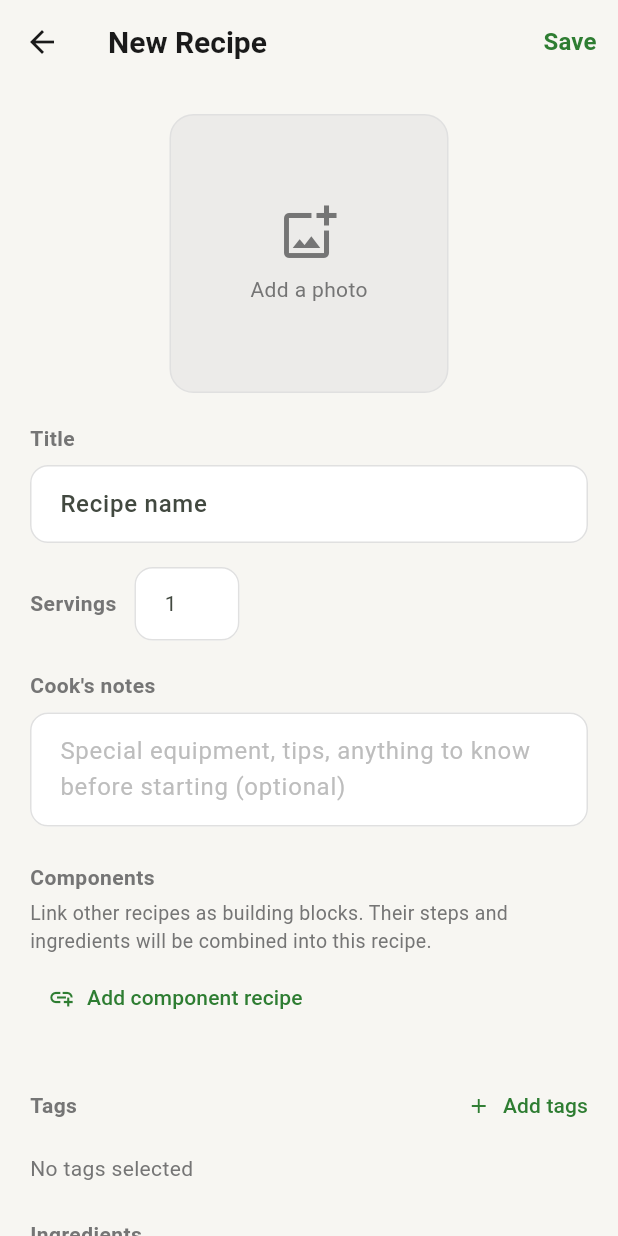
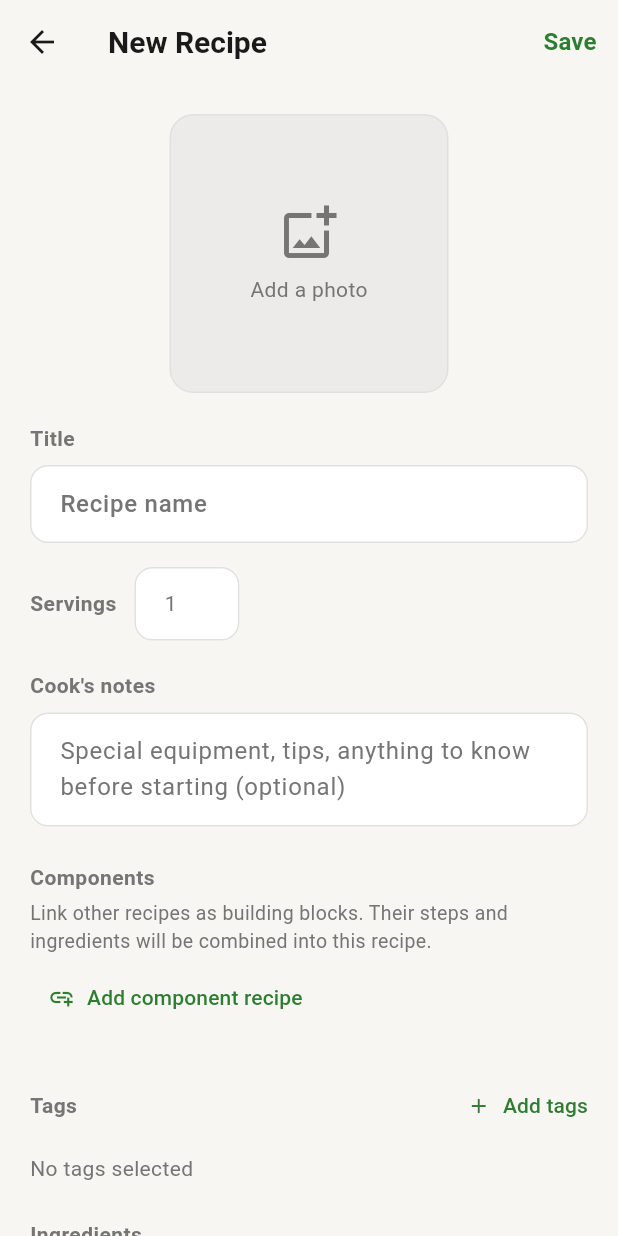
Before and after one commit to BlurEffect/recipea, a Flutter app: the screen it shows after launch, after a tap on the "add" icon, on a phone screen of 412 x 824 dp. Run offline on Flutter 3.47's test engine with Material 3 defaults, Android fonts, the phone set to English and light mode, and no system bars; our stand-ins replace file_picker, flutter_riverpod, go_router, hive_flutter, image_cropper, image_picker and 3 more; accounts and stored records are empty.

Commit message:
Uniform hint text color across all input fields
Set hintStyle in InputDecorationTheme so Material 3 no longer resolves hint
color from the seed palette (was near-black). Replace rogue Colors.grey.shade400
in the description field with AppColors.textSecondary.

Co-Authored-By: Claude Sonnet 4.6 <noreply@anthropic.com>

```diff
--- a/lib/screens/edit/edit_screen.dart
+++ b/lib/screens/edit/edit_screen.dart
@@ -582,7 +582,7 @@ class _EditScreenState extends ConsumerState<EditScreen> {
                 keyboardType: TextInputType.multiline,
                 decoration: InputDecoration(
                   hintText: l.editDescriptionHint,
-                  hintStyle: TextStyle(color: Colors.grey.shade400),
+                  hintStyle: const TextStyle(color: AppColors.textSecondary),
                 ),
               ),
               const SizedBox(height: 24),
--- a/lib/theme/app_theme.dart
+++ b/lib/theme/app_theme.dart
@@ -26,6 +26,7 @@ abstract class AppTheme {
       inputDecorationTheme: InputDecorationTheme(
         filled: true,
         fillColor: AppColors.surface,
+        hintStyle: const TextStyle(color: AppColors.textSecondary),
         border: OutlineInputBorder(
           borderRadius: BorderRadius.circular(12),
           borderSide: const BorderSide(color: AppColors.divider),
```
